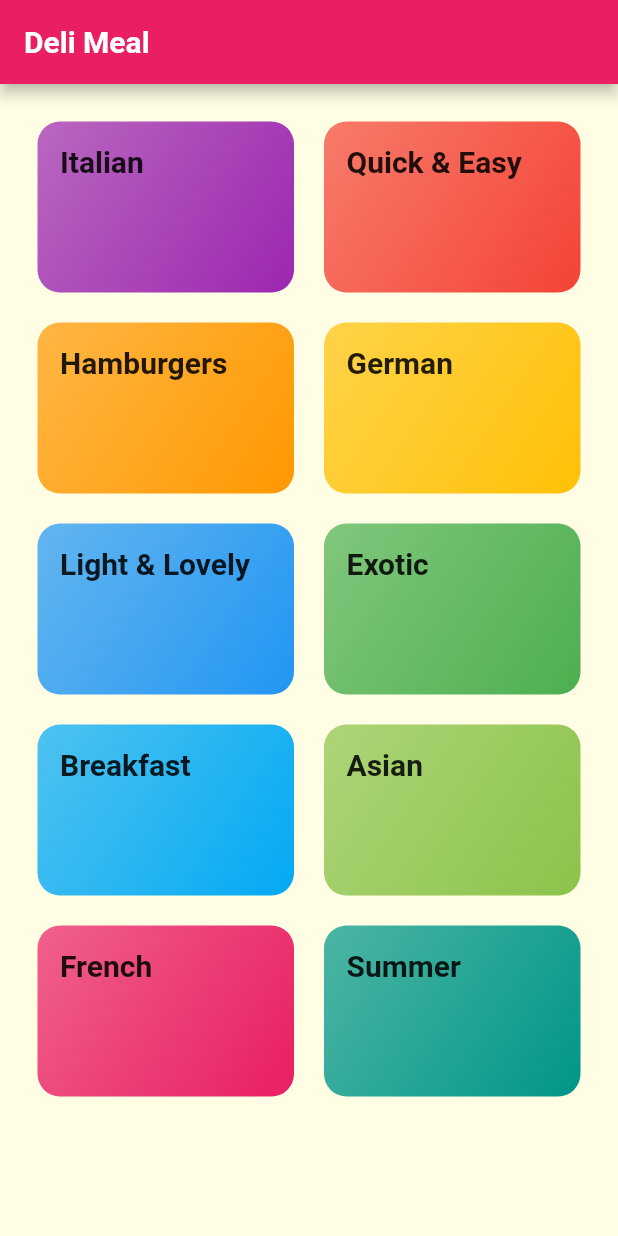
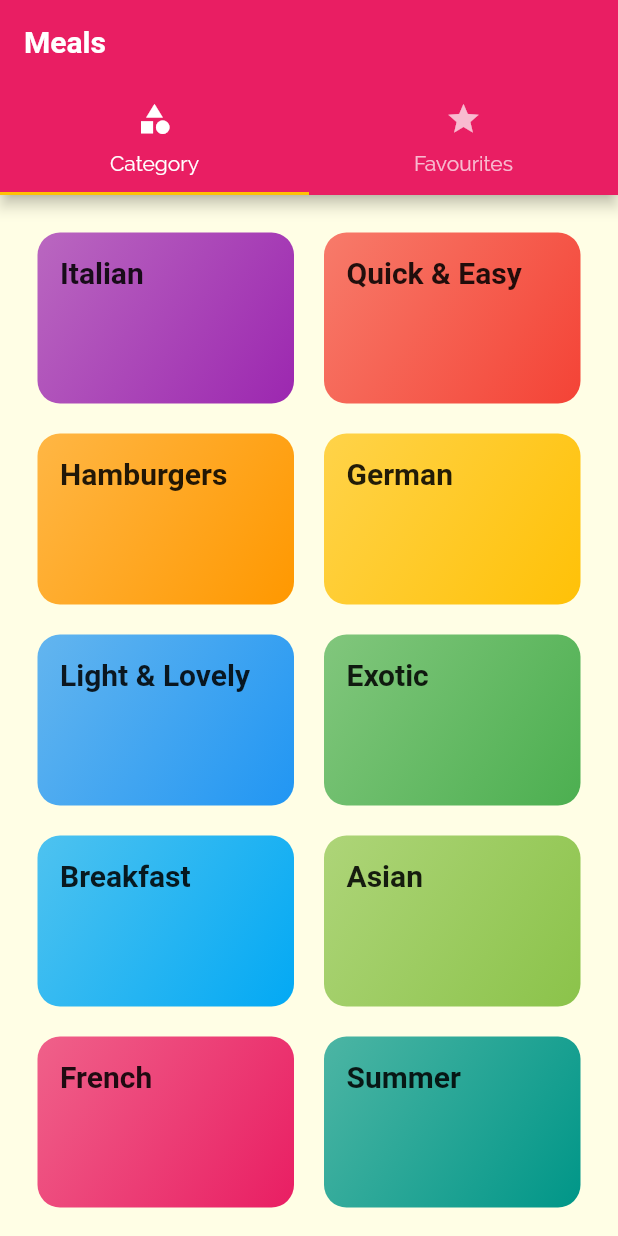
Before and after one commit to Zr99/Flutter_Meal_App, a Flutter app: the screen it shows after launch, on a phone screen of 412 x 824 dp. Run offline on Flutter 3.47's test engine with Material 2 defaults, Android fonts, the phone set to English and light mode, and no system bars; Roboto replaces fonts that are missing (RobotoCondensed).

Commit message:
Add a new Tab on home page

```diff
--- a/lib/main.dart
+++ b/lib/main.dart
@@ -3,6 +3,7 @@ import 'package:flutter/material.dart';
 import './screens/category_meals_screen.dart';
 import './screens/categories_screen.dart';
 import './screens/meal_detail_screen.dart';
+import './screens/tabs_screen.dart';
 
 void main() {
   runApp(MyApp());
@@ -36,7 +37,7 @@ class MyApp extends StatelessWidget {
       //home: CategoriesScreen(),
       initialRoute: '/',
       routes: {
-        '/': (context) => CategoriesScreen(),
+        '/': (context) => TabScreen(),
         CategoryMealsScreen.routeName: (context) => CategoryMealsScreen(),
         MealDetailScreen.routeName: (context) => MealDetailScreen(),
       },
--- a/lib/screens/categories_screen.dart
+++ b/lib/screens/categories_screen.dart
@@ -6,11 +6,7 @@ import '../widgets/category_item.dart';
 class CategoriesScreen extends StatelessWidget {
   @override
   Widget build(BuildContext context) {
-    return Scaffold(
-      appBar: AppBar(
-        title: Text('Deli Meal'),
-      ),
-      body: GridView(
+    return GridView(
       padding: EdgeInsets.all(25),
       children: DUMMY_CATEGORIES
           .map((catData) =>
@@ -22,7 +18,6 @@ class CategoriesScreen extends StatelessWidget {
         crossAxisSpacing: 20,
         mainAxisSpacing: 20,
       ),
-      ),
     );
   }
 }
--- /dev/null
+++ b/lib/screens/favorites_screen.dart
@@ -0,0 +1,11 @@
+import 'package:flutter/material.dart';
+
+class FavoritesScreen extends StatelessWidget {
+
+  @override
+  Widget build(BuildContext context) {
+    return Center(
+      child: Text('The Favorites'),
+    );
+  }
+}
--- /dev/null
+++ b/lib/screens/tabs_screen.dart
@@ -0,0 +1,40 @@
+import 'package:flutter/material.dart';
+import 'package:meal_app/screens/favorites_screen.dart';
+
+import './categories_screen.dart';
+
+class TabScreen extends StatefulWidget {
+  @override
+  State<TabScreen> createState() => _TabScreenState();
+}
+
+class _TabScreenState extends State<TabScreen> {
+  @override
+  Widget build(BuildContext context) {
+    return DefaultTabController(
+      length: 2,
+      //Set default start tab
+      //initialIndex: 1,
+      child: Scaffold(
+        appBar: AppBar(
+          title: Text('Meals'),
+          bottom: TabBar(
+            tabs: <Widget>[
+              Tab(
+                icon: Icon(Icons.category),
+                text: 'Category',
+              ),
+              Tab(
+                icon: Icon(Icons.star),
+                text: 'Favourites',
+              )
+            ],
+          ),
+        ),
+        body: TabBarView(
+          children: <Widget>[CategoriesScreen(), FavoritesScreen()],
+        ),
+      ),
+    );
+  }
+}
```
Lines whose indentation alone changed are shown as unchanged.
